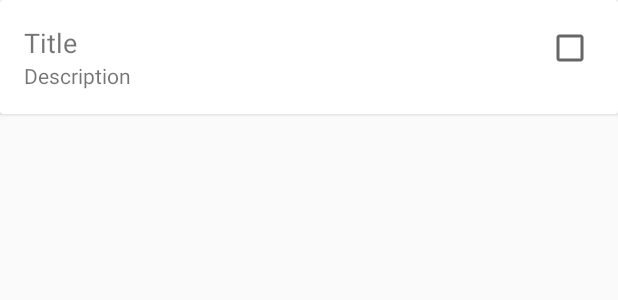
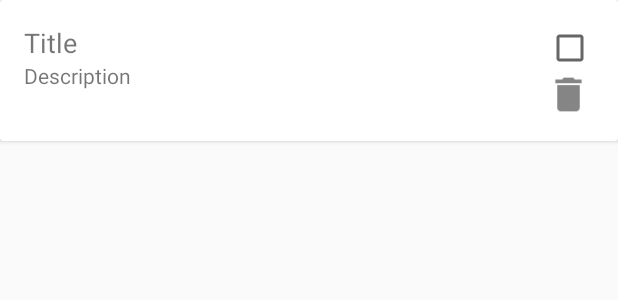
Before and after one commit to vukzrito/todo, an Android app: the layout item_row.xml on its own in the app's theme, with its tools: preview values and no code run, on a phone screen of 412 x 824 dp. Shown: the top 300 px of the screen. Run offline under Robolectric (Android 15) with nearby library versions, the phone set to English and light mode, and no system bars.

Commit message:
Add delete Todo Item button

```diff
--- a/app/src/main/res/layout/item_row.xml
+++ b/app/src/main/res/layout/item_row.xml
@@ -11,7 +11,8 @@
         android:layout_height="wrap_content"
         android:focusableInTouchMode="true"
         android:padding="@dimen/activity_horizontal_margin"
-        android:focusable="true">
+        android:focusable="true"
+        android:baselineAligned="false">
         <LinearLayout
             android:layout_width="0dp"
             android:layout_weight="1"
@@ -29,10 +30,24 @@
                 android:id="@+id/todo_item_description"
                 android:text="@string/text_placeholder_description"/>
         </LinearLayout>
-        <CheckBox
+        <RelativeLayout
             android:layout_width="wrap_content"
             android:layout_height="wrap_content"
-            android:id="@+id/todo_item_check_box"/>
+            android:orientation="vertical">
+            <CheckBox
+                android:layout_width="wrap_content"
+                android:layout_height="wrap_content"
+                android:id="@+id/todo_item_check_box"/>
+            <ImageButton
+                android:layout_width="30dp"
+                android:layout_height="30dp"
+                android:src="@drawable/ic_delete"
+                android:layout_below="@id/todo_item_check_box"
+                android:scaleType="centerCrop"
+                android:contentDescription="@string/action_description_delete_todo_item"
+                android:cropToPadding="true"
+                android:background="@android:color/transparent" />
+        </RelativeLayout>
 
     </LinearLayout>
 </android.support.v7.widget.CardView>
--- a/app/src/main/res/values/strings.xml
+++ b/app/src/main/res/values/strings.xml
@@ -23,4 +23,5 @@
     <string name="message_new_item_added">New todo item added</string>
     <string name="message_item_deleted">"Todo Item deleted "</string>
     <string name="message_item_updated">"Todo Item updated "</string>
+    <string name="action_description_delete_todo_item">Delete todo item button</string>
 </resources>
```
Also changed, not shown: app/src/main/res/drawable-hdpi/ic_delete.png (added), app/src/main/res/drawable-mdpi/ic_delete.png (added), app/src/main/res/drawable-xhdpi/ic_delete.png (added), app/src/main/res/drawable-xxhdpi/ic_delete.png (added).
